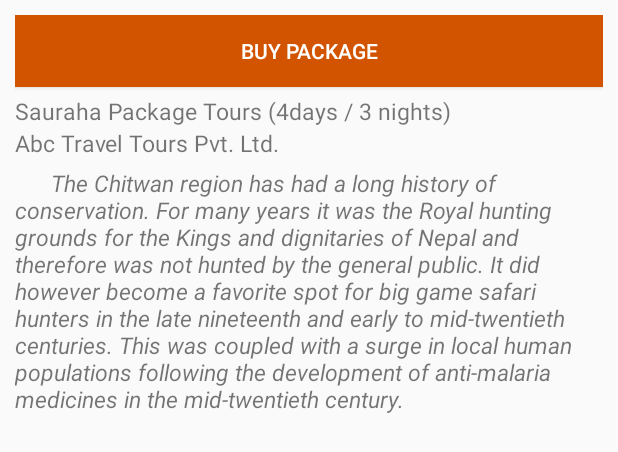
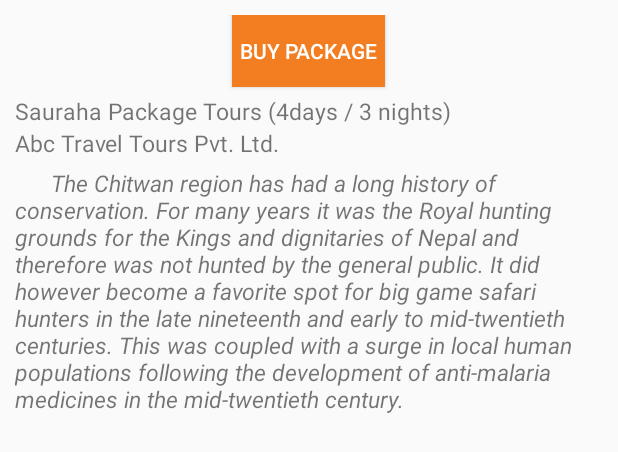
Before and after one commit to MrClan/ntf1, an Android app: the layout package_detail_description_fragment.xml on its own in the app's theme, with its tools: preview values and no code run, on a phone screen of 412 x 824 dp. Shown: the top 452 px of the screen. Run offline under Robolectric (Android 15) with nearby library versions, the phone set to English and light mode, and no system bars.

Commit message:
package detail main page view

```diff
--- a/src/main/res/layout/package_detail_description_fragment.xml
+++ b/src/main/res/layout/package_detail_description_fragment.xml
@@ -8,12 +8,15 @@
     android:weightSum="100">
 
     <Button android:layout_height="48dp"
-        android:layout_width="match_parent"
+        android:layout_width="wrap_content"
         android:text="BUY PACKAGE"
         android:id="@+id/btnBuy"
         android:onClick="BuyPackage"
-        android:background="#d35400"
-        android:textColor="#FFF" />
+        android:background="@color/colorPrimary"
+        android:textColor="#FFF"
+        android:layout_gravity="center"
+        android:paddingLeft="5dp"
+        android:paddingRight="5dp" />
 
 
 
```
Also changed, not shown: src/main/java/com/apptivators/ntcore/PackageDetailActivity.java (+12 -6 lines), src/main/res/layout/package_detail_view.xml (+18 -0 lines).
